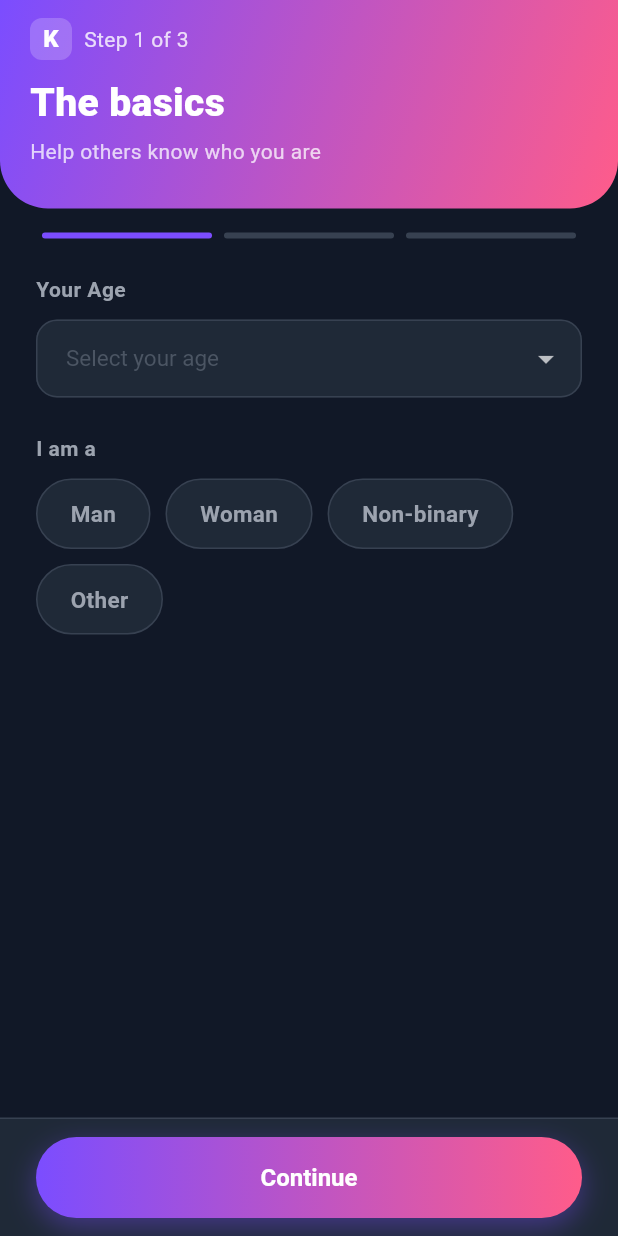
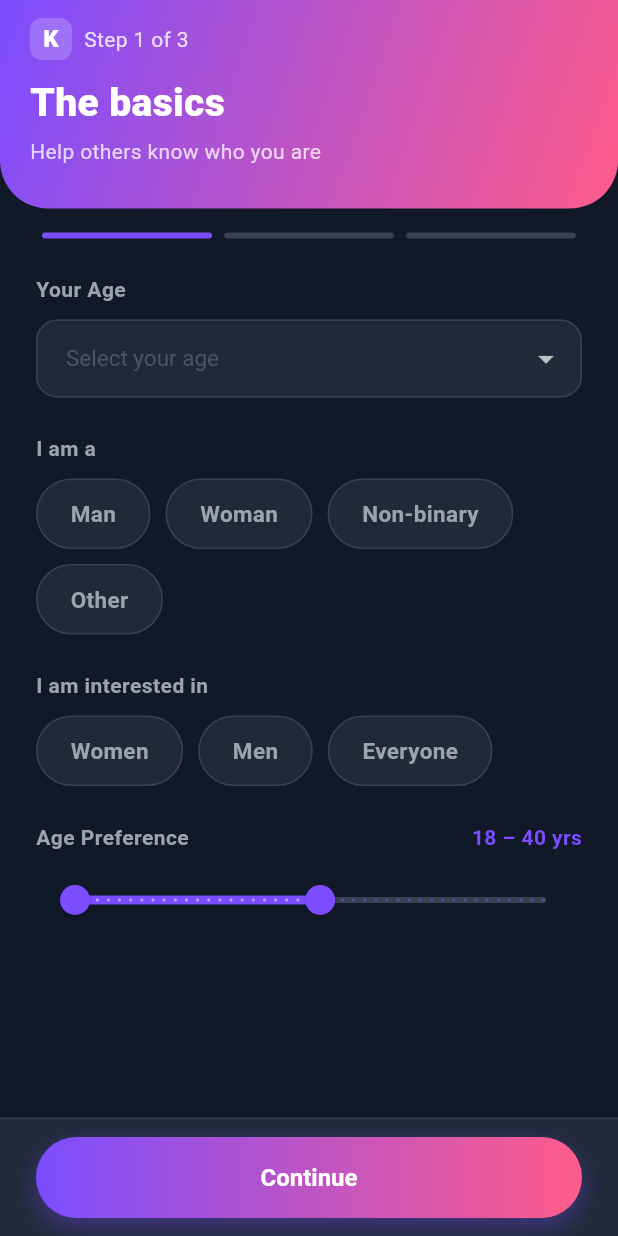
Before and after one commit to kdimri96/tinder-clone, a Flutter app: the CompleteProfileScreen screen opened by its route, on a phone screen of 412 x 824 dp. Run offline on Flutter 3.47's test engine with Material 3 defaults, Android fonts, the phone set to English and light mode, and no system bars; our stand-ins replace cached_network_image, dio, flutter_card_swiper, flutter_secure_storage, font_awesome_flutter, geolocator and 4 more; accounts and stored records are empty; Roboto replaces fonts that are missing (SF Pro Display).

Commit message:
Add gender preference onboarding, age range filter, location tracking, and KneedYou rebrand
- Add 'Interested in' selector (Women/Men/Everyone) to onboarding
- Add age preference range slider to onboarding basics page
- Re-enable geolocator to update user location on app open for distance filtering
- Add LocationService to request permission and push coordinates to backend
- Pre-fill saved email on login screen after successful login
- Rename TinderCloneApp to KneedYouApp and replace all Tinder references
- Disable R8 minification to fix release build crash

Co-Authored-By: Claude Sonnet 4.6 <noreply@anthropic.com>

```diff
--- a/frontend/lib/main.dart
+++ b/frontend/lib/main.dart
@@ -22,11 +22,11 @@ import 'utils/app_theme.dart';
 
 void main() async {
   WidgetsFlutterBinding.ensureInitialized();
-  runApp(const TinderCloneApp());
+  runApp(const KneedYouApp());
 }
 
-class TinderCloneApp extends StatelessWidget {
-  const TinderCloneApp({Key? key}) : super(key: key);
+class KneedYouApp extends StatelessWidget {
+  const KneedYouApp({Key? key}) : super(key: key);
 
   @override
   Widget build(BuildContext context) {
--- a/frontend/lib/screens/complete_profile_screen.dart
+++ b/frontend/lib/screens/complete_profile_screen.dart
@@ -22,6 +22,7 @@ class _CompleteProfileScreenState extends State<CompleteProfileScreen> {
   final _schoolController = TextEditingController();
   int? _age;
   String? _gender;
+  RangeValues _agePreference = const RangeValues(18, 40);
   final List<String> _selectedInterests = [];
   final List<String> _uploadedPhotos = [];
 
@@ -31,6 +32,13 @@ class _CompleteProfileScreenState extends State<CompleteProfileScreen> {
     'Woman': 'female',
     'Non-binary': 'other',
     'Other': 'other',
+  };
+
+  String? _interestedIn; // 'Women', 'Men', 'Everyone'
+  static const Map<String, List<String>> _preferenceValues = {
+    'Women': ['female'],
+    'Men': ['male'],
+    'Everyone': ['male', 'female', 'other'],
   };
   static const List<String> _allInterests = [
     'Travel', 'Music', 'Sports', 'Gaming', 'Cooking',
@@ -75,6 +83,7 @@ class _CompleteProfileScreenState extends State<CompleteProfileScreen> {
   Future<void> _saveAndFinish() async {
     if (_age == null) { _showError('Please enter your age'); return; }
     if (_gender == null) { _showError('Please select your gender'); return; }
+    if (_interestedIn == null) { _showError('Please select who you are interested in'); return; }
     if (_uploadedPhotos.isEmpty) { _showError('Please add at least one photo'); return; }
 
     setState(() => _isSaving = true);
@@ -87,6 +96,11 @@ class _CompleteProfileScreenState extends State<CompleteProfileScreen> {
         'job': _jobController.text.trim(),
         'school': _schoolController.text.trim(),
         'interests': _selectedInterests,
+        'preferences': {
+          'genderPreference': _preferenceValues[_interestedIn!] ?? ['male', 'female', 'other'],
+          'minAge': _agePreference.start.round(),
+          'maxAge': _agePreference.end.round(),
+        },
         'isProfileComplete': true,
       });
       if (mounted) {
@@ -107,8 +121,8 @@ class _CompleteProfileScreenState extends State<CompleteProfileScreen> {
   }
 
   void _nextPage() {
-    if (_currentPage == 0 && (_age == null || _gender == null)) {
-      _showError('Please fill in your age and gender');
+    if (_currentPage == 0 && (_age == null || _gender == null || _interestedIn == null)) {
+      _showError('Please fill in your age, gender and preference');
       return;
     }
     if (_currentPage < 2) {
@@ -282,6 +296,89 @@ class _CompleteProfileScreenState extends State<CompleteProfileScreen> {
                 ),
               );
             }).toList(),
+          ),
+          const SizedBox(height: 24),
+          _SectionLabel(label: 'I am interested in'),
+          const SizedBox(height: 10),
+          Wrap(
+            spacing: 10,
+            runSpacing: 10,
+            children: ['Women', 'Men', 'Everyone'].map((option) {
+              final selected = _interestedIn == option;
+              return GestureDetector(
+                onTap: () => setState(() => _interestedIn = option),
+                child: AnimatedContainer(
+                  duration: const Duration(milliseconds: 200),
+                  padding: const EdgeInsets.symmetric(horizontal: 22, vertical: 12),
+                  decoration: BoxDecoration(
+                    gradient: selected
+                        ? const LinearGradient(
+                            colors: [AppTheme.primary, AppTheme.secondary],
+                            begin: Alignment.centerLeft,
+                            end: Alignment.centerRight,
+                          )
+                        : null,
+                    color: selected ? null : AppTheme.surface,
+                    borderRadius: BorderRadius.circular(30),
+                    border: Border.all(
+                      color: selected ? AppTheme.primary : AppTheme.surface2,
+                    ),
+                    boxShadow: selected
+                        ? [BoxShadow(
+                            color: AppTheme.primary.withOpacity(0.35),
+                            blurRadius: 12,
+                            offset: const Offset(0, 4))]
+                        : [],
+                  ),
+                  child: Text(
+                    option,
+                    style: TextStyle(
+                      color: selected ? Colors.white : AppTheme.textMedium,
+                      fontWeight: FontWeight.w600,
+                      fontSize: 15,
+                    ),
+                  ),
+                ),
+              );
+            }).toList(),
+          ),
+          const SizedBox(height: 24),
+          Row(
+            mainAxisAlignment: MainAxisAlignment.spaceBetween,
+            children: [
+              _SectionLabel(label: 'Age Preference'),
+              Text(
+                '${_agePreference.start.round()} – ${_agePreference.end.round()} yrs',
+                style: const TextStyle(
+                  color: AppTheme.primary,
+                  fontWeight: FontWeight.w700,
+                  fontSize: 14,
+                ),
+              ),
+            ],
+          ),
+          const SizedBox(height: 8),
+          SliderTheme(
+            data: SliderTheme.of(context).copyWith(
+              activeTrackColor: AppTheme.primary,
+              inactiveTrackColor: AppTheme.surface2,
+              thumbColor: AppTheme.primary,
+              overlayColor: AppTheme.primary.withOpacity(0.2),
+              valueIndicatorColor: AppTheme.primary,
+              valueIndicatorTextStyle: const TextStyle(color: Colors.white),
+              rangeThumbShape: const RoundRangeSliderThumbShape(enabledThumbRadius: 10),
+            ),
+            child: RangeSlider(
+              values: _agePreference,
+              min: 18,
+              max: 60,
+              divisions: 42,
+              labels: RangeLabels(
+                _agePreference.start.round().toString(),
+                _agePreference.end.round().toString(),
+              ),
+              onChanged: (v) => setState(() => _agePreference = v),
+            ),
           ),
         ],
       ),
--- a/frontend/lib/screens/premium_screen.dart
+++ b/frontend/lib/screens/premium_screen.dart
@@ -129,7 +129,7 @@ class _PremiumScreenState extends State<PremiumScreen> {
                 ),
                 const SizedBox(height: 12),
                 const Text(
-                  'Tinder Gold',
+                  'KneedYou Gold',
                   style: TextStyle(
                     color: Colors.white,
                     fontSize: 28,
```
Also changed, not shown: frontend/lib/screens/discovery_screen.dart (+10 -1 lines), frontend/lib/screens/login_screen.dart (+14 -0 lines), frontend/lib/services/api_service.dart (+11 -0 lines), frontend/lib/services/location_service.dart (added, +27 -0 lines), frontend/pubspec.yaml (+4 -3 lines), frontend/pubspec.lock, 1 other file.
